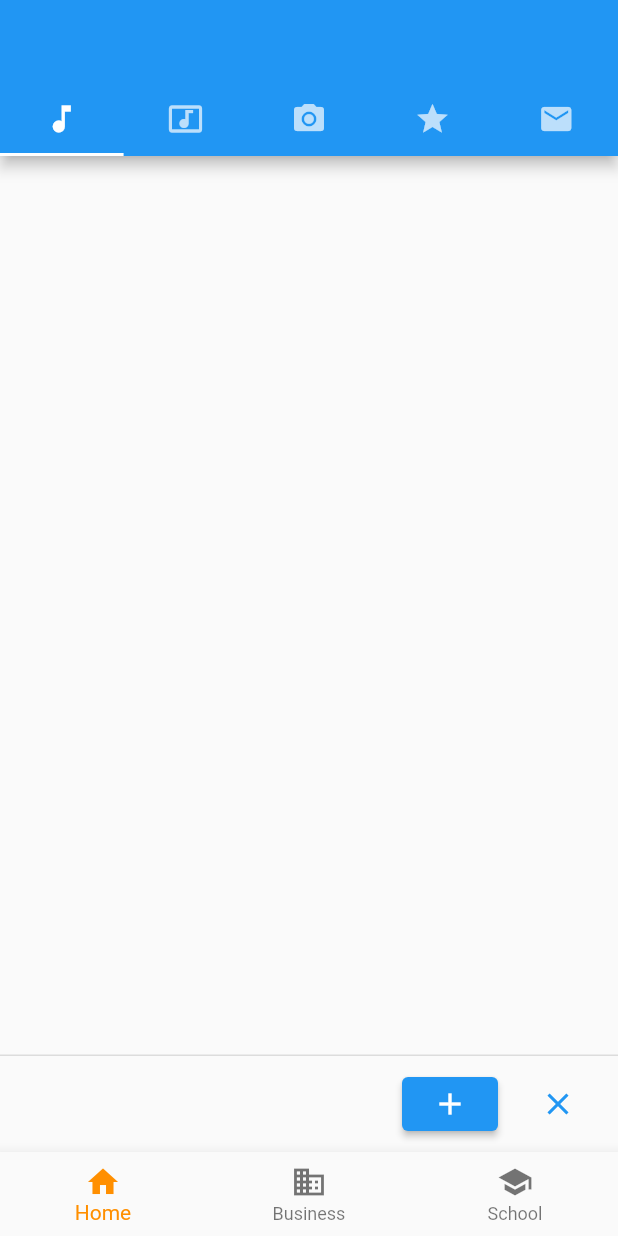
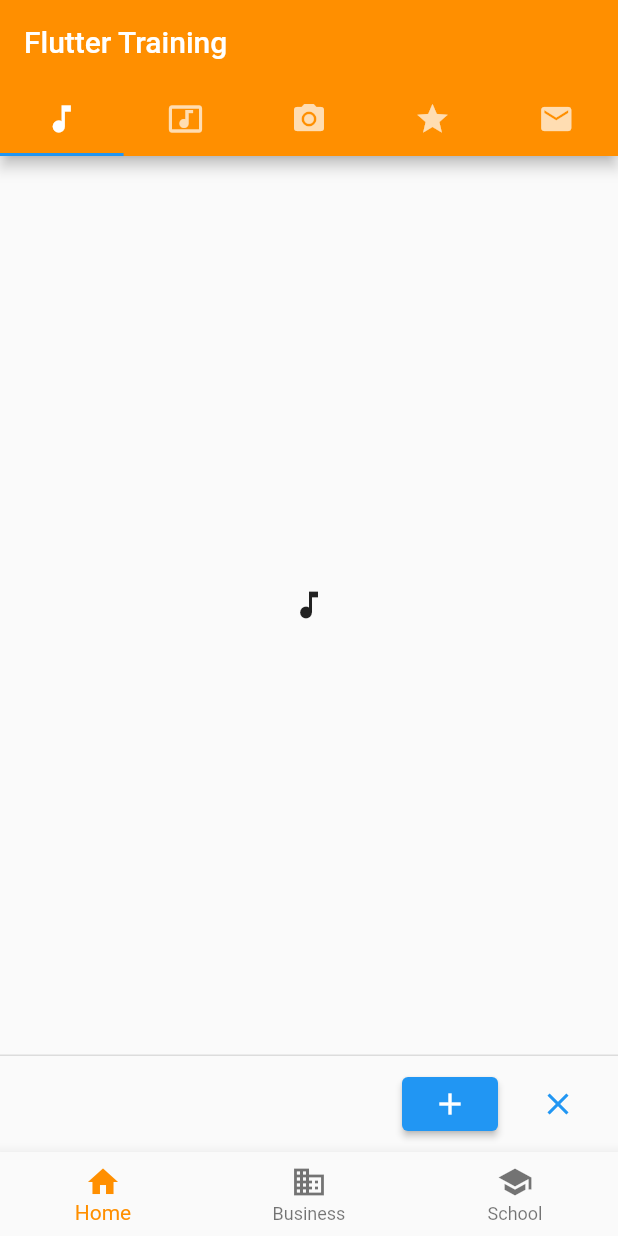
Before and after one commit to syukrianuar/Flutter-Training, a Flutter app: the screen it shows after launch, on a phone screen of 412 x 824 dp. Run offline on Flutter 3.47's test engine with Material 2 defaults, Android fonts, the phone set to English and light mode, and no system bars.

Commit message:
defaultTabControler, TabBar, TabBarView was added

```diff
--- a/lib/main.dart
+++ b/lib/main.dart
@@ -63,7 +63,19 @@ class _MyStatefulWidgetState extends State<MyStatefulWidget> {
               Tab(icon: Icon(Icons.camera_alt)),
               Tab(icon: Icon(Icons.grade)),
               Tab(icon: Icon(Icons.email)),
-            ]),
+            ],
+          ),
+          title: Text('Flutter Training'),
+          backgroundColor: Colors.amber[800],
+        ),
+        body: TabBarView(
+          children: [
+            Icon(Icons.music_note),
+            Icon(Icons.music_video),
+            Icon(Icons.camera_alt),
+            Icon(Icons.grade),
+            Icon(Icons.email),
+          ],
         ),
         persistentFooterButtons: <Widget>[
           ElevatedButton(
```
Lines whose indentation alone changed are shown as unchanged.
